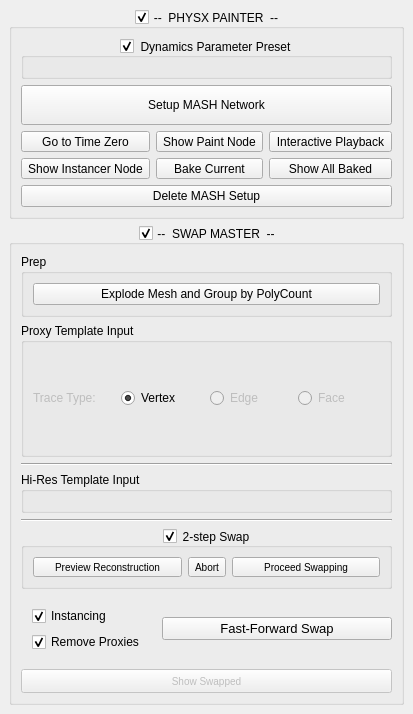
Before: the Qt Designer form src/gui/app/setDressMaster/ui.ui in mushogenshin/mk_dcc, drawn with Qt 5.
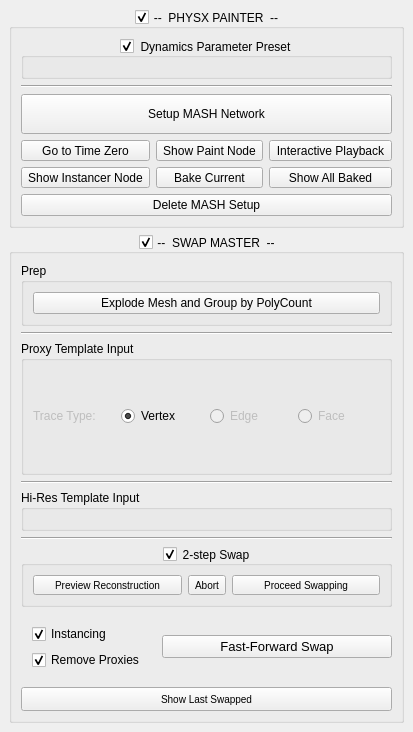
After: the same form once the commit is applied. Icons and pictures are not drawn.

Patch:
```diff
--- a/src/gui/app/setDressMaster/ui.ui
+++ b/src/gui/app/setDressMaster/ui.ui
@@ -7,7 +7,7 @@
     <x>0</x>
     <y>0</y>
     <width>373</width>
-    <height>714</height>
+    <height>732</height>
    </rect>
   </property>
   <property name="windowTitle">
@@ -62,6 +62,13 @@
          <layout class="QGridLayout" name="PP_dynamic_parameters_grid_layout"/>
         </widget>
        </item>
+       <item>
+        <widget class="Line" name="line_4">
+         <property name="orientation">
+          <enum>Qt::Horizontal</enum>
+         </property>
+        </widget>
+       </item>
        <item>
         <widget class="QPushButton" name="PP_setup_mash_network_btn">
          <property name="minimumSize">
@@ -346,6 +353,13 @@
          </layout>
         </widget>
        </item>
+       <item>
+        <widget class="Line" name="line_3">
+         <property name="orientation">
+          <enum>Qt::Horizontal</enum>
+         </property>
+        </widget>
+       </item>
        <item>
         <widget class="QGroupBox" name="groupBox">
          <property name="sizePolicy">
@@ -637,7 +651,7 @@
          <item>
           <widget class="QToolButton" name="SM_show_swapped_btn">
            <property name="enabled">
-            <bool>false</bool>
+            <bool>true</bool>
            </property>
            <property name="sizePolicy">
             <sizepolicy hsizetype="Preferred" vsizetype="Fixed">
@@ -655,7 +669,7 @@
             <string notr="true">font-size: 10px;</string>
            </property>
            <property name="text">
-            <string>Show Swapped</string>
+            <string>Show Last Swapped</string>
            </property>
            <property name="toolButtonStyle">
             <enum>Qt::ToolButtonTextUnderIcon</enum>
```
